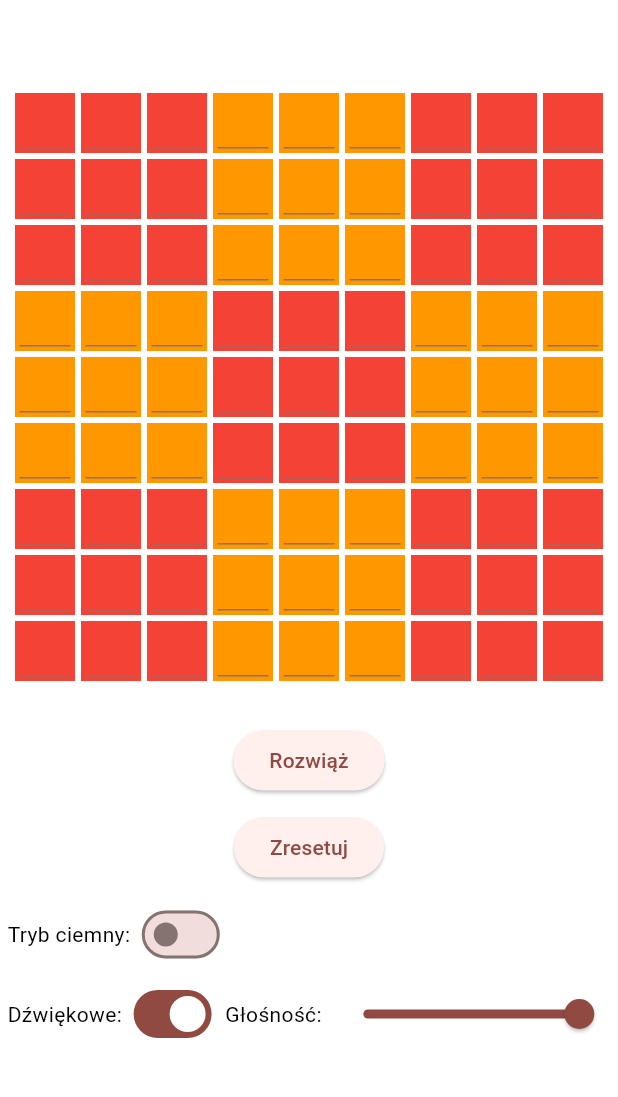
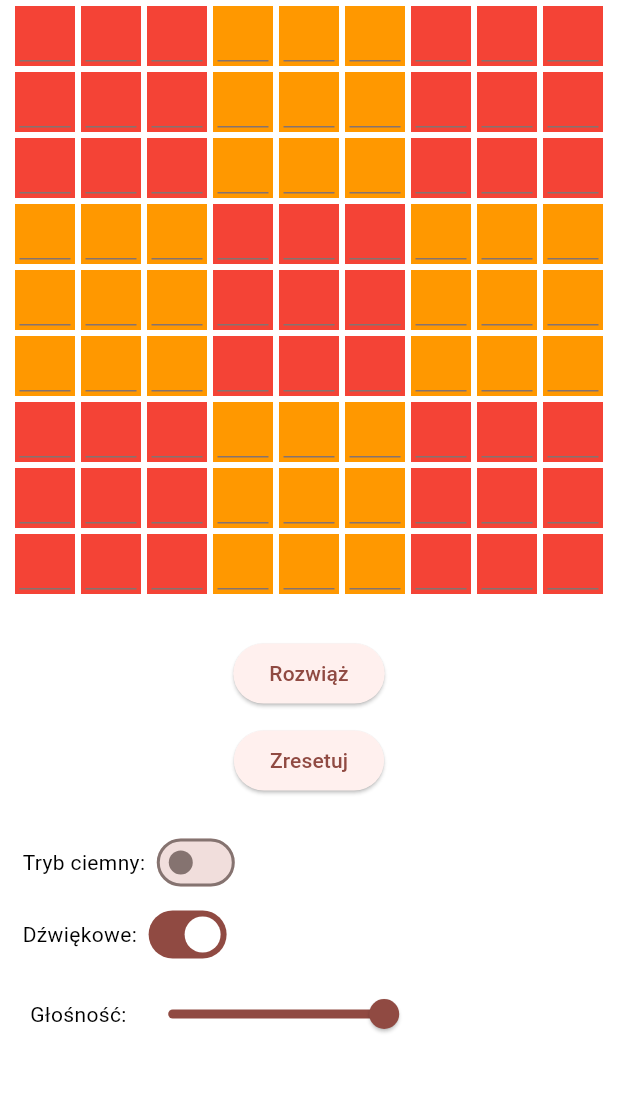
Before and after one commit to Krzysztofweimann02/sudokusolvermaster, a Flutter app: the SudokuView screen opened directly, on a phone screen of 412 x 824 dp, the part 84-1181 px from its top. Run offline on Flutter 3.47's test engine with Material 2 defaults, Android fonts, the phone set to English and light mode, and no system bars; our stand-ins replace audioplayers.

Commit message:
fixed layout for small devices

```diff
--- a/lib/SudokuView.dart
+++ b/lib/SudokuView.dart
@@ -24,13 +24,14 @@ class _SudokuViewState extends State<SudokuView> {
           backgroundColor: darkMode ? Colors.red[800] : Colors.red[200],
           title: Text("Sudoku Solver",
               style: TextStyle(color: darkMode ? Colors.white : Colors.black))),
-      body: Center(
+      body: SingleChildScrollView(
+        child: Center(
           child: Column(
             mainAxisAlignment: MainAxisAlignment.center,
             children: [
               SudokuBoardWidget(),
               Padding(
-              padding: const EdgeInsets.all(5),
+                padding: const EdgeInsets.all(15),
                 child: Center(
                   child: Column(
                     children: [
@@ -38,7 +39,8 @@ class _SudokuViewState extends State<SudokuView> {
                         children: [
                           Text("Tryb ciemny: ",
                               style: TextStyle(
-                                color: darkMode ? Colors.white : Colors.black)),
+                                  color:
+                                      darkMode ? Colors.white : Colors.black)),
                           Switch(
                             value: darkMode,
                             onChanged: (bool value) {
@@ -57,7 +59,8 @@ class _SudokuViewState extends State<SudokuView> {
                         children: [
                           Text("Dźwiękowe: ",
                               style: TextStyle(
-                                color: darkMode ? Colors.white : Colors.black)),
+                                  color:
+                                      darkMode ? Colors.white : Colors.black)),
                           Switch(
                             value: enableSounds,
                             onChanged: (bool value) {
@@ -69,6 +72,8 @@ class _SudokuViewState extends State<SudokuView> {
                                 enableSounds = value;
                               });
                             },
+                          ),
+                        ],
                       ),
                       if (enableSounds)
                         Padding(
@@ -96,14 +101,14 @@ class _SudokuViewState extends State<SudokuView> {
                                 },
                               )
                             ],
-                              )),
-                      ],
+                          ),
                         ),
                     ],
                   ),
                 ),
-            )
+              ),
             ],
+          ),
         ),
       ),
     );
```
Lines whose indentation alone changed are shown as unchanged.
